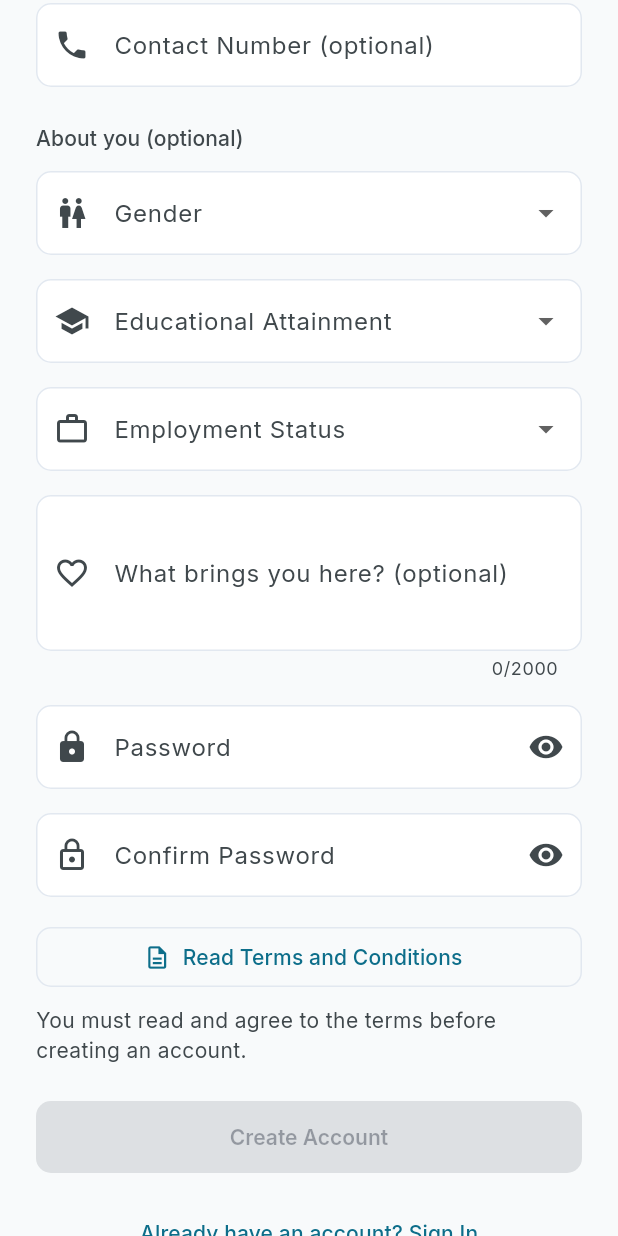
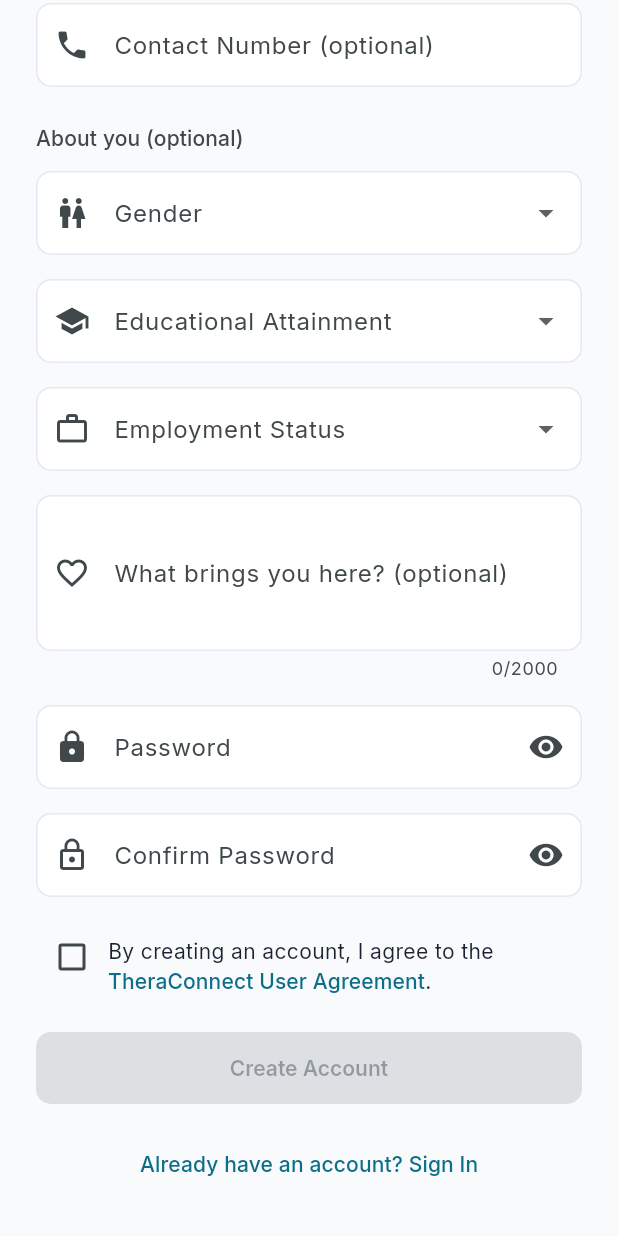
Before and after one commit to jvanclavdiodos/theraconnect-demo, a Flutter app: the RegisterScreen screen opened by its route, scrolled down 314 dp, on a phone screen of 412 x 824 dp. Run offline on Flutter 3.47's test engine with Material 3 defaults, Android fonts, the phone set to English and light mode, and no system bars; our stand-ins replace dio, file_picker, firebase_core, firebase_messaging, flutter_local_notifications, flutter_riverpod and 8 more; missing offline and left inert: media_store_plus; accounts and stored records are empty.

Commit message:
Refine user agreement registration prompt

```diff
--- a/theraconnect_flutter/lib/screens/auth/register_screen.dart
+++ b/theraconnect_flutter/lib/screens/auth/register_screen.dart
@@ -44,31 +44,14 @@ class _RegisterScreenState extends ConsumerState<RegisterScreen> {
       c.text.trim().isEmpty ? null : c.text.trim();
 
   Future<void> _showTerms() async {
-    var agreed = false;
     final accepted = await showDialog<bool>(
       context: context,
-      builder: (context) => StatefulBuilder(
-        builder: (context, setDialogState) => AlertDialog(
-          title: const Text('Terms and Conditions'),
-          content: SizedBox(
+      builder: (context) => AlertDialog(
+        title: const Text('TheraConnect User Agreement'),
+        content: const SizedBox(
           width: 560,
           child: SingleChildScrollView(
-              child: Column(
-                mainAxisSize: MainAxisSize.min,
-                crossAxisAlignment: CrossAxisAlignment.start,
-                children: [
-                  const _TermsContent(),
-                  const SizedBox(height: 12),
-                  CheckboxListTile(
-                    contentPadding: EdgeInsets.zero,
-                    controlAffinity: ListTileControlAffinity.leading,
-                    value: agreed,
-                    onChanged: (value) =>
-                        setDialogState(() => agreed = value ?? false),
-                    title: const Text('I have read and agree to these terms.'),
-                  ),
-                ],
-              ),
+            child: _TermsContent(),
           ),
         ),
         actions: [
@@ -77,12 +60,10 @@ class _RegisterScreenState extends ConsumerState<RegisterScreen> {
             child: const Text('Close'),
           ),
           FilledButton(
-              onPressed:
-                  agreed ? () => Navigator.of(context).pop(true) : null,
+            onPressed: () => Navigator.of(context).pop(true),
             child: const Text('I Agree'),
           ),
         ],
-        ),
       ),
     );
 
@@ -92,6 +73,11 @@ class _RegisterScreenState extends ConsumerState<RegisterScreen> {
   }
 
   Future<void> _register() async {
+    if (!_acceptedTerms) {
+      await _showTerms();
+      if (!_acceptedTerms) return;
+    }
+
     if (!_formKey.currentState!.validate()) return;
     final colorScheme = Theme.of(context).colorScheme;
 
@@ -290,24 +276,36 @@ class _RegisterScreenState extends ConsumerState<RegisterScreen> {
                     onFieldSubmitted: (_) => _register(),
                   ),
                   const SizedBox(height: 16),
-                  OutlinedButton.icon(
+                  Row(
+                    crossAxisAlignment: CrossAxisAlignment.start,
+                    children: [
+                      Checkbox(
+                        value: _acceptedTerms,
+                        onChanged: (_) => _showTerms(),
+                      ),
+                      Expanded(
+                        child: Padding(
+                          padding: const EdgeInsets.only(top: 10),
+                          child: Wrap(
+                            crossAxisAlignment: WrapCrossAlignment.center,
+                            children: [
+                              const Text('By creating an account, I agree to the '),
+                              TextButton(
                                 onPressed: _showTerms,
-                    icon: Icon(_acceptedTerms
-                        ? Icons.check_circle_outline
-                        : Icons.description_outlined),
-                    label: Text(_acceptedTerms
-                        ? 'Terms and Conditions accepted'
-                        : 'Read Terms and Conditions'),
+                                style: TextButton.styleFrom(
+                                  minimumSize: Size.zero,
+                                  padding: EdgeInsets.zero,
+                                  tapTargetSize:
+                                      MaterialTapTargetSize.shrinkWrap,
                                 ),
-                  if (!_acceptedTerms)
-                    Padding(
-                      padding: const EdgeInsets.only(top: 8),
-                      child: Text(
-                        'You must read and agree to the terms before creating an account.',
-                        style: TextStyle(
-                          color: Theme.of(context).colorScheme.onSurfaceVariant,
+                                child: const Text('TheraConnect User Agreement'),
+                              ),
+                              const Text('.'),
+                            ],
                           ),
                         ),
+                      ),
+                    ],
                   ),
                   const SizedBox(height: 24),
                   FilledButton(
```
Also changed, not shown: 1 other file. Lines whose indentation alone changed are shown as unchanged.
